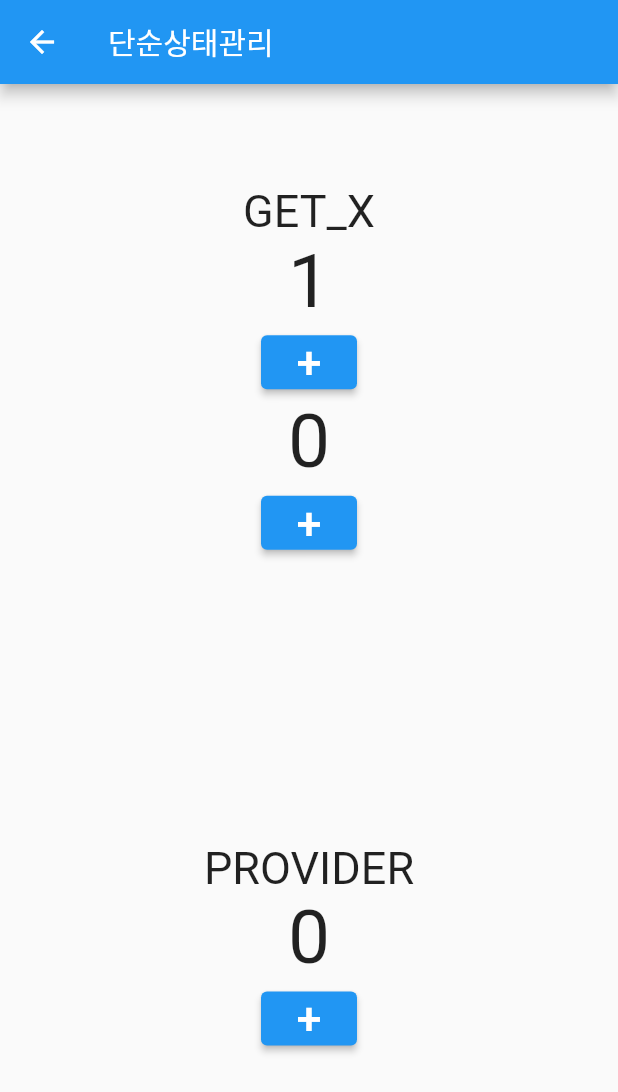
After one commit to Zephyras/getx_state_management, a Flutter app: the SimpleStateManagePage screen opened directly, after a tap on an icon or button, on a phone screen of 412 x 824 dp. The commit adds this screen. Shown: the top 1092 px of the screen. Run offline on Flutter 3.47's test engine with Material 2 defaults, Android fonts, the phone set to English and light mode, and no system bars; our stand-ins replace get.

Commit message:
GetX, Provider update
GetX, Provider update

```diff
--- a/lib/feature/Home/view/home.dart
+++ b/lib/feature/Home/view/home.dart
@@ -1,6 +1,7 @@
 import 'package:flutter/material.dart';
 import 'package:get/get.dart';
 import 'package:getx/feature/normal/First/first.dart';
+import 'package:getx/feature/simple_state_manage_page/simple_state_manage_page.dart';
 
 class Home extends StatelessWidget {
   const Home({Key? key}) : super(key: key);
@@ -71,6 +72,12 @@ class Home extends StatelessWidget {
                 Get.toNamed("/user/28357?name=개발하는꿈틀&age=32");
               },
             ),
+            ElevatedButton(
+              child: Text("단순상태관리"),
+              onPressed: () {
+                Get.to(SimpleStateManagePage());
+              },
+            ),
           ],
         ),
       ),
--- /dev/null
+++ b/lib/feature/simple_state_manage_page/simple_state_manage_page.dart
@@ -0,0 +1,35 @@
+import 'package:flutter/material.dart';
+import 'package:get/get.dart';
+import 'package:getx/feature/state/controller/count_controller_with_getx.dart';
+import 'package:getx/feature/state/controller/count_controller_with_provider.dart';
+import 'package:getx/feature/state/with_getx.dart';
+import 'package:getx/feature/state/with_provider.dart';
+import 'package:provider/provider.dart';
+
+class SimpleStateManagePage extends StatelessWidget {
+  const SimpleStateManagePage({Key? key}) : super(key: key);
+
+  @override
+  Widget build(BuildContext context) {
+    //부모에다가 선언해도된다
+    //Get.put(CountControllerWithGetX());
+    return Scaffold(
+      appBar: AppBar(
+        title: Text("단순상태관리"),
+      ),
+      body: Center(
+        child: Column(
+          mainAxisAlignment: MainAxisAlignment.center,
+          children: [
+            Expanded(child: WithGetX()),
+            Expanded(
+                child: ChangeNotifierProvider<CountControllerWithProvider>(
+              create: (_) => CountControllerWithProvider(),
+              child: WithProvider(),
+            )),
+          ],
+        ),
+      ),
+    );
+  }
+}
--- /dev/null
+++ b/lib/feature/state/controller/count_controller_with_getx.dart
@@ -0,0 +1,13 @@
+import 'package:flutter/cupertino.dart';
+import 'package:get/get.dart';
+
+class CountControllerWithGetX extends GetxController {
+  int count = 0;
+  void increase(String id) {
+    count++;
+    //업데이트 안에 아이디를 넣어도된다
+    // update(["first"]);
+    //만약 복수로 움직여야할 경우 increase()안에 매개변수 id를 받아온다
+    update([id]);
+  }
+}
--- /dev/null
+++ b/lib/feature/state/controller/count_controller_with_provider.dart
@@ -0,0 +1,9 @@
+import 'package:flutter/cupertino.dart';
+
+class CountControllerWithProvider extends ChangeNotifier {
+  int count = 0;
+  void increase() {
+    count++;
+    notifyListeners();
+  }
+}
--- /dev/null
+++ b/lib/feature/state/with_getx.dart
@@ -0,0 +1,55 @@
+import 'package:flutter/material.dart';
+import 'package:get/get.dart';
+import 'package:getx/feature/state/controller/count_controller_with_getx.dart';
+
+class WithGetX extends StatelessWidget {
+  WithGetX({Key? key}) : super(key: key);
+  //WithGetX가 생성될때 바로 사용될수 있도록 불러올수도 있다. (클래스 생서자에 const가 있으면 오류 값이 수정되므로)
+  CountControllerWithGetX _controllerWithGetx =
+      Get.put(CountControllerWithGetX());
+
+  //두개이상으로 따로 움직이게 할 경우 버튼 위젯에 매개변수에도 id를 넣어서 구분하게 한다.
+  Widget _button(String id) {
+    return ElevatedButton(
+        onPressed: () {
+          //Get.find<CountControllerWithGetX>().increase();
+          _controllerWithGetx.count = _controllerWithGetx.count;
+
+          _controllerWithGetx.increase(id);
+        },
+        child: Text("+", style: TextStyle(fontSize: 30)));
+  }
+
+  @override
+  Widget build(BuildContext context) {
+    //컨테스트 빌드에 선언해도된다.
+    //Get.put(CountControllerWithGetX());
+    return Center(
+      child: Column(
+        mainAxisAlignment: MainAxisAlignment.center,
+        children: [
+          Text("GET_X", style: TextStyle(fontSize: 30)),
+          GetBuilder<CountControllerWithGetX>(
+            id: "first", //GetX 장점으로 id를 부여해서 따로 관리할수 있다. with_getx update 안에 배열로 선언하기
+            builder: (controller) {
+              return Text("${controller.count}",
+                  style: TextStyle(fontSize: 50));
+            },
+          ),
+          _button("first"),
+          GetBuilder<CountControllerWithGetX>(
+            id: "second",
+            builder: (controller) {
+              return Text("${controller.count}",
+                  style: TextStyle(fontSize: 50));
+            },
+          ),
+          //_button(),
+
+          //복수로 할경우 id값을 넣어준다. 프로바이더에서는 이 기능이 불가능하다.
+          _button("second"),
+        ],
+      ),
+    );
+  }
+}
--- /dev/null
+++ b/lib/feature/state/with_provider.dart
@@ -0,0 +1,41 @@
+import 'package:flutter/material.dart';
+import 'package:getx/feature/state/controller/count_controller_with_provider.dart';
+import 'package:provider/provider.dart';
+
+class WithProvider extends StatelessWidget {
+  const WithProvider({Key? key}) : super(key: key);
+
+  Widget _button(context) {
+    return ElevatedButton(
+        onPressed: () {
+          Provider.of<CountControllerWithProvider>(context, listen: false)
+              .increase();
+        },
+        child: Text("+", style: TextStyle(fontSize: 30)));
+  }
+
+  @override
+  Widget build(BuildContext context) {
+    return Center(
+      child: Column(
+        mainAxisAlignment: MainAxisAlignment.center,
+        children: [
+          Text("PROVIDER", style: TextStyle(fontSize: 30)),
+          // Text(
+          //   "${Provider.of<CountControllerWithProvider>(context).count}",
+          //   style: TextStyle(fontSize: 50),
+          // ),
+
+          Consumer<CountControllerWithProvider>(builder: (_, snapshot, child) {
+            return Text(
+              "${snapshot.count}",
+              style: TextStyle(fontSize: 50),
+            );
+          }),
+          //Text("0", style: TextStyle(fontSize: 30)),
+          _button(context),
+        ],
+      ),
+    );
+  }
+}
--- a/pubspec.yaml
+++ b/pubspec.yaml
@@ -29,6 +29,7 @@ dependencies:
   # Use with the CupertinoIcons class for iOS style icons.
   cupertino_icons: ^1.0.2
   get: ^4.3.8
+  provider: ^6.0.1
 
 dev_dependencies:
   flutter_test:
```
Also changed, not shown: pubspec.lock.
